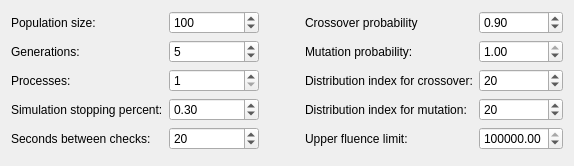
Above: ui_files/ui_optimization_fluence_params.ui from JYU-IBA/potku before the change. Below: the same form after it.
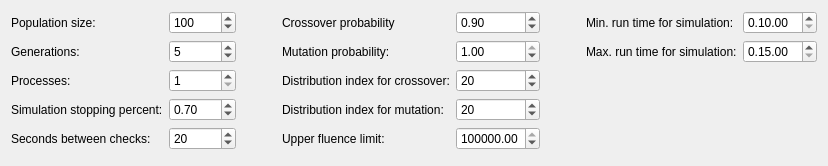
That is the form after the change.

Commit message: Fixed an error when running a regualr simulation. Added new user-defined optimization parameters: simulation run time minimum and maximum. These help determine when mcerd run should be stopped when optimizing.

Patch:
```diff
--- a/ui_files/ui_optimization_fluence_params.ui
+++ b/ui_files/ui_optimization_fluence_params.ui
@@ -6,7 +6,7 @@
    <rect>
     <x>0</x>
     <y>0</y>
-    <width>574</width>
+    <width>824</width>
     <height>166</height>
    </rect>
   </property>
@@ -110,7 +110,7 @@
             <double>0.010000000000000</double>
            </property>
            <property name="value">
-            <double>0.300000000000000</double>
+            <double>0.700000000000000</double>
            </property>
           </widget>
          </item>
@@ -224,6 +224,81 @@
          </item>
         </layout>
        </item>
+       <item>
+        <spacer name="horizontalSpacer">
+         <property name="orientation">
+          <enum>Qt::Horizontal</enum>
+         </property>
+         <property name="sizeType">
+          <enum>QSizePolicy::Minimum</enum>
+         </property>
+         <property name="sizeHint" stdset="0">
+          <size>
+           <width>40</width>
+           <height>20</height>
+          </size>
+         </property>
+        </spacer>
+       </item>
+       <item>
+        <layout class="QFormLayout" name="formLayout_5">
+         <item row="0" column="0">
+          <widget class="QLabel" name="label_5">
+           <property name="text">
+            <string>Min. run time for simulation:</string>
+           </property>
+          </widget>
+         </item>
+         <item row="0" column="1">
+          <widget class="QTimeEdit" name="minTimeEdit">
+           <property name="currentSection">
+            <enum>QDateTimeEdit::MinuteSection</enum>
+           </property>
+           <property name="displayFormat">
+            <string>H.mm.ss</string>
+           </property>
+           <property name="time">
+            <time>
+             <hour>0</hour>
+             <minute>10</minute>
+             <second>0</second>
+            </time>
+           </property>
+          </widget>
+         </item>
+         <item row="1" column="0">
+          <widget class="QLabel" name="label_6">
+           <property name="text">
+            <string>Max. run time for simulation:</string>
+           </property>
+          </widget>
+         </item>
+         <item row="1" column="1">
+          <widget class="QTimeEdit" name="maxTimeEdit">
+           <property name="maximumTime">
+            <time>
+             <hour>23</hour>
+             <minute>59</minute>
+             <second>59</second>
+            </time>
+           </property>
+           <property name="currentSection">
+            <enum>QDateTimeEdit::MinuteSection</enum>
+           </property>
+           <property name="displayFormat">
+            <string>H.mm.ss</string>
+           </property>
+           <property name="time">
+            <time>
+             <hour>0</hour>
+             <minute>15</minute>
+             <second>0</second>
+            </time>
+           </property>
+          </widget>
+         </item>
+        </layout>
+       </item>
       </layout>
      </item>
     </layout>
```
The commit also changes 8 other files.
